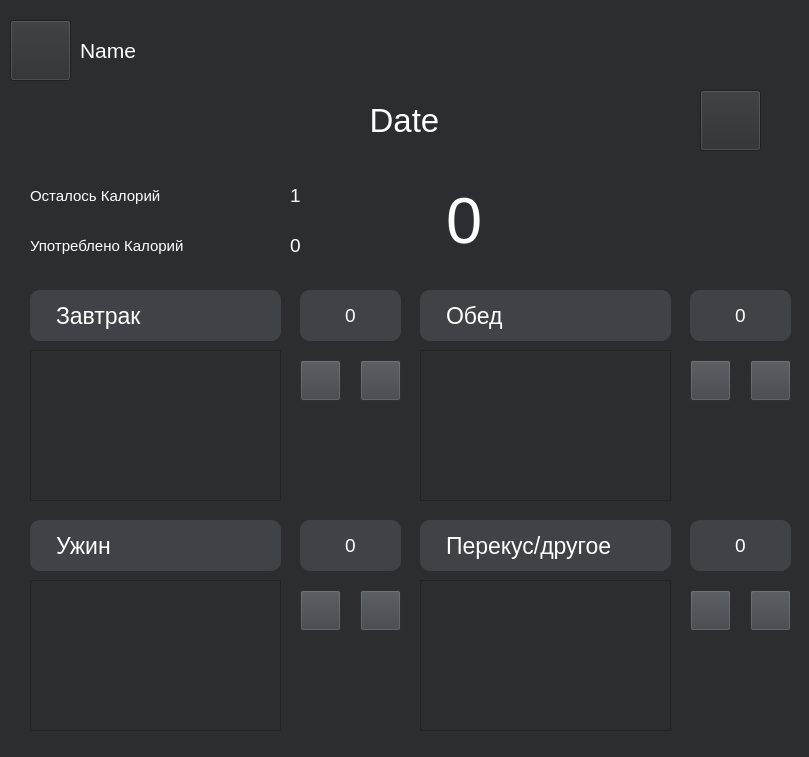
Above: designs/main_design.ui from chagochka/SlimSecret before the change. Below: the same form after it.
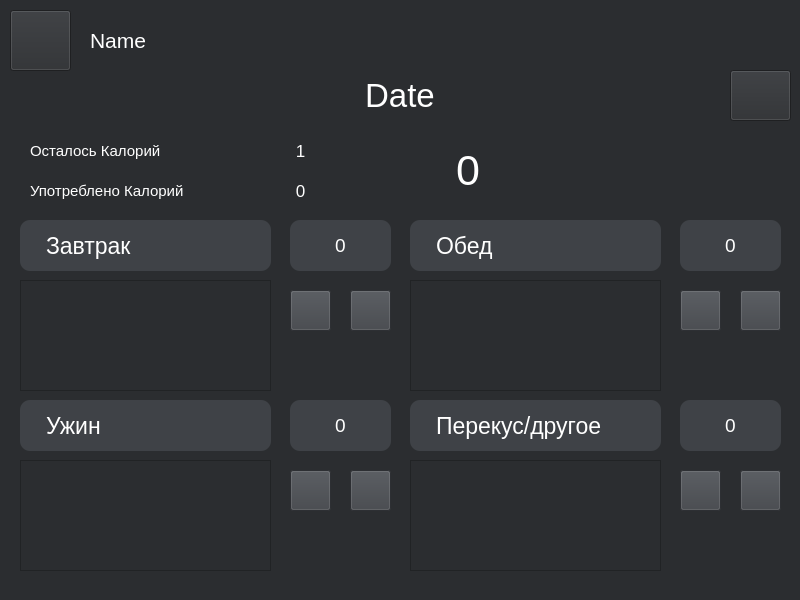
That is the form after the change. Icons and pictures are not drawn.

Commit message: зменен дизайн

What changed in the file:
```diff
--- a/designs/main_design.ui
+++ b/designs/main_design.ui
@@ -6,8 +6,8 @@
    <rect>
     <x>0</x>
     <y>0</y>
-    <width>809</width>
-    <height>757</height>
+    <width>800</width>
+    <height>600</height>
    </rect>
   </property>
   <property name="windowTitle">
@@ -24,10 +24,10 @@
    <widget class="QLabel" name="user_name">
     <property name="geometry">
      <rect>
-      <x>80</x>
+      <x>90</x>
       <y>20</y>
       <width>201</width>
-      <height>61</height>
+      <height>41</height>
      </rect>
     </property>
     <property name="font">
@@ -48,8 +48,8 @@
    <widget class="QLabel" name="label_3">
     <property name="geometry">
      <rect>
-      <x>30</x>
-      <y>290</y>
+      <x>20</x>
+      <y>220</y>
       <width>251</width>
       <height>51</height>
      </rect>
@@ -72,8 +72,8 @@
    <widget class="QPushButton" name="BreakfastButton">
     <property name="geometry">
      <rect>
-      <x>300</x>
-      <y>360</y>
+      <x>290</x>
+      <y>290</y>
       <width>41</width>
       <height>41</height>
      </rect>
@@ -108,8 +108,8 @@
    <widget class="QLabel" name="label_4">
     <property name="geometry">
      <rect>
-      <x>190</x>
-      <y>290</y>
+      <x>180</x>
+      <y>220</y>
       <width>81</width>
       <height>51</height>
      </rect>
@@ -130,8 +130,8 @@
    <widget class="QLabel" name="label_6">
     <property name="geometry">
      <rect>
-      <x>420</x>
-      <y>290</y>
+      <x>410</x>
+      <y>220</y>
       <width>251</width>
       <height>51</height>
      </rect>
@@ -154,8 +154,8 @@
    <widget class="QPushButton" name="DinnerButton">
     <property name="geometry">
      <rect>
-      <x>690</x>
-      <y>360</y>
+      <x>680</x>
+      <y>290</y>
       <width>41</width>
       <height>41</height>
      </rect>
@@ -190,8 +190,8 @@
    <widget class="QLabel" name="label_8">
     <property name="geometry">
      <rect>
-      <x>30</x>
-      <y>520</y>
+      <x>20</x>
+      <y>400</y>
       <width>251</width>
       <height>51</height>
      </rect>
@@ -214,8 +214,8 @@
    <widget class="QPushButton" name="SupperButton">
     <property name="geometry">
      <rect>
-      <x>300</x>
-      <y>590</y>
+      <x>290</x>
+      <y>470</y>
       <width>41</width>
       <height>41</height>
      </rect>
@@ -250,8 +250,8 @@
    <widget class="QLabel" name="label_10">
     <property name="geometry">
      <rect>
-      <x>420</x>
-      <y>520</y>
+      <x>410</x>
+      <y>400</y>
       <width>251</width>
       <height>51</height>
      </rect>
@@ -274,8 +274,8 @@
    <widget class="QPushButton" name="OtherButton">
     <property name="geometry">
      <rect>
-      <x>690</x>
-      <y>590</y>
+      <x>680</x>
+      <y>470</y>
       <width>41</width>
       <height>41</height>
      </rect>
@@ -310,8 +310,8 @@
    <widget class="QLabel" name="label_11">
     <property name="geometry">
      <rect>
-      <x>580</x>
-      <y>290</y>
+      <x>570</x>
+      <y>220</y>
       <width>81</width>
       <height>51</height>
      </rect>
@@ -332,8 +332,8 @@
    <widget class="QLabel" name="label_12">
     <property name="geometry">
      <rect>
-      <x>190</x>
-      <y>520</y>
+      <x>180</x>
+      <y>400</y>
       <width>81</width>
       <height>51</height>
      </rect>
@@ -354,8 +354,8 @@
    <widget class="QLabel" name="label_13">
     <property name="geometry">
      <rect>
-      <x>620</x>
-      <y>520</y>
+      <x>610</x>
+      <y>400</y>
       <width>41</width>
       <height>51</height>
      </rect>
@@ -377,9 +377,9 @@
     <property name="geometry">
      <rect>
       <x>0</x>
-      <y>90</y>
-      <width>809</width>
-      <height>61</height>
+      <y>70</y>
+      <width>800</width>
+      <height>51</height>
      </rect>
     </property>
     <property name="font">
@@ -400,8 +400,8 @@
    <widget class="QLabel" name="breakfast_kcal">
     <property name="geometry">
      <rect>
-      <x>300</x>
-      <y>290</y>
+      <x>290</x>
+      <y>220</y>
       <width>101</width>
       <height>51</height>
      </rect>
@@ -426,8 +426,8 @@
    <widget class="QLabel" name="dinner_kcal">
     <property name="geometry">
      <rect>
-      <x>690</x>
-      <y>290</y>
+      <x>680</x>
+      <y>220</y>
       <width>101</width>
       <height>51</height>
      </rect>
@@ -452,8 +452,8 @@
    <widget class="QLabel" name="supper_kcal">
     <property name="geometry">
      <rect>
-      <x>300</x>
-      <y>520</y>
+      <x>290</x>
+      <y>400</y>
       <width>101</width>
       <height>51</height>
      </rect>
@@ -478,8 +478,8 @@
    <widget class="QLabel" name="other_kcal">
     <property name="geometry">
      <rect>
-      <x>690</x>
-      <y>520</y>
+      <x>680</x>
+      <y>400</y>
       <width>101</width>
       <height>51</height>
      </rect>
@@ -505,9 +505,9 @@
     <property name="geometry">
      <rect>
       <x>30</x>
-      <y>180</y>
-      <width>201</width>
-      <height>31</height>
+      <y>140</y>
+      <width>181</width>
+      <height>21</height>
      </rect>
     </property>
     <property name="font">
@@ -529,9 +529,9 @@
     <property name="geometry">
      <rect>
       <x>30</x>
-      <y>230</y>
-      <width>201</width>
-      <height>31</height>
+      <y>180</y>
+      <width>181</width>
+      <height>21</height>
      </rect>
     </property>
     <property name="font">
@@ -553,14 +553,14 @@
     <property name="geometry">
      <rect>
       <x>250</x>
-      <y>180</y>
-      <width>91</width>
-      <height>31</height>
+      <y>140</y>
+      <width>101</width>
+      <height>21</height>
      </rect>
     </property>
     <property name="font">
      <font>
-      <pointsize>14</pointsize>
+      <pointsize>13</pointsize>
      </font>
     </property>
     <property name="styleSheet">
@@ -577,14 +577,14 @@
     <property name="geometry">
      <rect>
       <x>250</x>
-      <y>230</y>
-      <width>91</width>
-      <height>31</height>
+      <y>180</y>
+      <width>101</width>
+      <height>21</height>
      </rect>
     </property>
     <property name="font">
      <font>
-      <pointsize>14</pointsize>
+      <pointsize>13</pointsize>
      </font>
     </property>
     <property name="styleSheet">
@@ -601,7 +601,7 @@
     <property name="geometry">
      <rect>
       <x>10</x>
-      <y>20</y>
+      <y>10</y>
       <width>61</width>
       <height>61</height>
      </rect>
@@ -623,15 +623,15 @@
    <widget class="QLabel" name="rsk_kcal">
     <property name="geometry">
      <rect>
-      <x>446</x>
-      <y>180</y>
-      <width>211</width>
-      <height>81</height>
+      <x>456</x>
+      <y>140</y>
+      <width>151</width>
+      <height>61</height>
      </rect>
     </property>
     <property name="font">
      <font>
-      <pointsize>49</pointsize>
+      <pointsize>32</pointsize>
      </font>
     </property>
     <property name="styleSheet">
@@ -647,10 +647,10 @@
    <widget class="QLabel" name="label">
     <property name="geometry">
      <rect>
-      <x>646</x>
-      <y>160</y>
-      <width>111</width>
-      <height>101</height>
+      <x>620</x>
+      <y>120</y>
+      <width>151</width>
+      <height>91</height>
      </rect>
     </property>
     <property name="text">
@@ -669,10 +669,10 @@
    <widget class="QPushButton" name="calendarButton">
     <property name="geometry">
      <rect>
-      <x>700</x>
-      <y>90</y>
+      <x>730</x>
+      <y>70</y>
       <width>61</width>
-      <height>61</height>
+      <height>51</height>
      </rect>
     </property>
     <property name="text">
@@ -695,10 +695,10 @@
     </property>
     <property name="geometry">
      <rect>
-      <x>30</x>
-      <y>350</y>
+      <x>20</x>
+      <y>280</y>
       <width>251</width>
-      <height>151</height>
+      <height>111</height>
      </rect>
     </property>
     <property name="styleSheet">
@@ -711,10 +711,10 @@
     </property>
     <property name="geometry">
      <rect>
-      <x>420</x>
-      <y>350</y>
+      <x>410</x>
+      <y>280</y>
       <width>251</width>
-      <height>151</height>
+      <height>111</height>
      </rect>
     </property>
     <property name="styleSheet">
@@ -727,10 +727,10 @@
     </property>
     <property name="geometry">
      <rect>
-      <x>30</x>
-      <y>580</y>
+      <x>20</x>
+      <y>460</y>
       <width>251</width>
-      <height>151</height>
+      <height>111</height>
      </rect>
     </property>
     <property name="styleSheet">
@@ -743,10 +743,10 @@
     </property>
     <property name="geometry">
      <rect>
-      <x>420</x>
-      <y>580</y>
+      <x>410</x>
+      <y>460</y>
       <width>251</width>
-      <height>151</height>
+      <height>111</height>
      </rect>
     </property>
     <property name="styleSheet">
@@ -756,8 +756,8 @@
    <widget class="QPushButton" name="BreakfastButton_2">
     <property name="geometry">
      <rect>
-      <x>360</x>
-      <y>360</y>
+      <x>350</x>
+      <y>290</y>
       <width>41</width>
       <height>41</height>
      </rect>
@@ -791,8 +791,8 @@
    <widget class="QPushButton" name="BreakfastButton_3">
     <property name="geometry">
      <rect>
-      <x>360</x>
-      <y>590</y>
+      <x>350</x>
+      <y>470</y>
       <width>41</width>
       <height>41</height>
      </rect>
@@ -826,8 +826,8 @@
    <widget class="QPushButton" name="BreakfastButton_4">
     <property name="geometry">
      <rect>
-      <x>750</x>
-      <y>360</y>
+      <x>740</x>
+      <y>290</y>
       <width>41</width>
       <height>41</height>
      </rect>
@@ -861,8 +861,8 @@
    <widget class="QPushButton" name="BreakfastButton_5">
     <property name="geometry">
      <rect>
-      <x>750</x>
-      <y>590</y>
+      <x>740</x>
+      <y>470</y>
       <width>41</width>
       <height>41</height>
      </rect>
```
Left out of the diff: 2 changed lines with no effect on the pictures. The commit also changes 1 other file.
